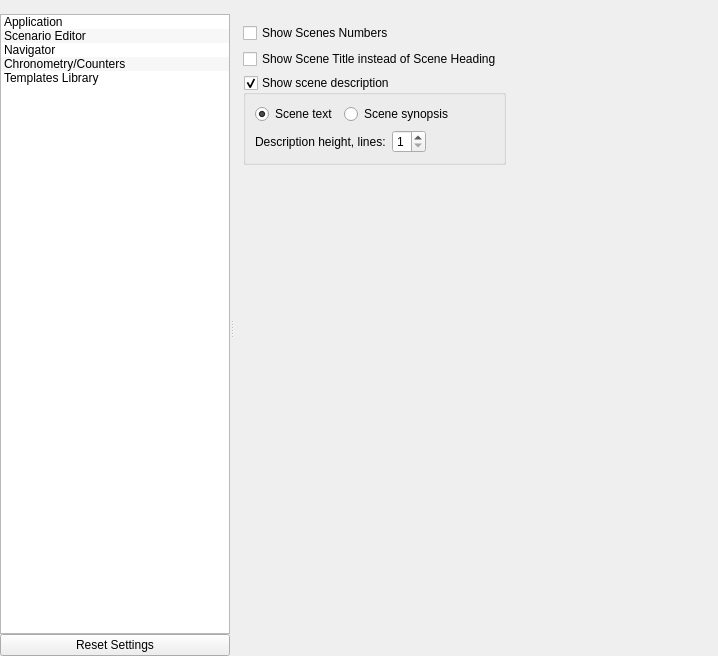
First picture: the form in src/bin/scenarist-desktop/UserInterfaceLayer/Settings/SettingsView.ui, repository dimkanovikov/KITScenarist, before the edit.
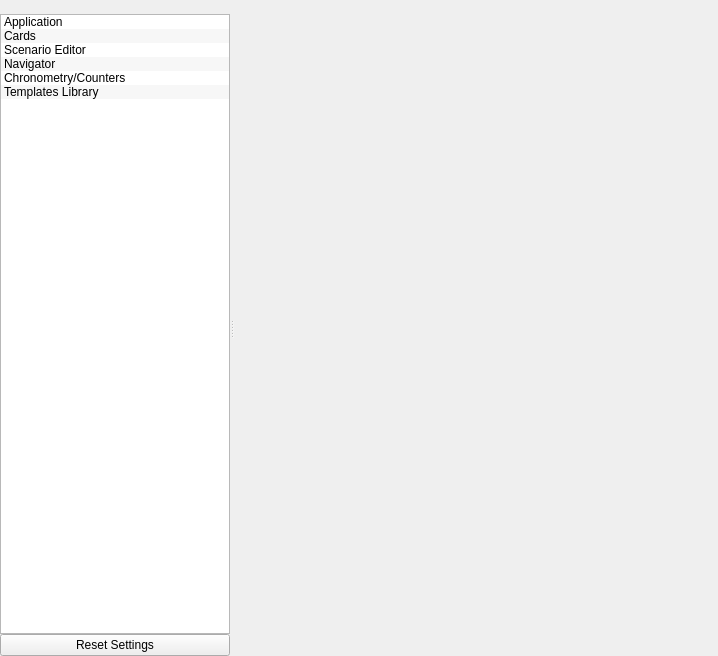
Second picture: the form after the edit. Icons and pictures are not drawn. Custom widgets are drawn as their Qt base class.

```diff
--- a/src/bin/scenarist-desktop/UserInterfaceLayer/Settings/SettingsView.ui
+++ b/src/bin/scenarist-desktop/UserInterfaceLayer/Settings/SettingsView.ui
@@ -81,6 +81,15 @@
             <normaloff>:/Graphics/Icons/settings_application.png</normaloff>:/Graphics/Icons/settings_application.png</iconset>
           </property>
          </item>
+         <item>
+          <property name="text">
+           <string>Cards</string>
+          </property>
+          <property name="icon">
+           <iconset resource="../../../scenarist-core/Resources/Resources.qrc">
+            <normaloff>:/Graphics/Icons/settings-cards.png</normaloff>:/Graphics/Icons/settings-cards.png</iconset>
+          </property>
+         </item>
          <item>
           <property name="text">
            <string>Scenario Editor</string>
@@ -136,7 +145,7 @@
        <item>
         <widget class="QStackedWidget" name="categoriesWidgets">
          <property name="currentIndex">
-          <number>2</number>
+          <number>1</number>
          </property>
          <widget class="QWidget" name="applicationPage">
           <layout class="QGridLayout" name="applicationPageLayout">
@@ -419,6 +428,7 @@
            </item>
           </layout>
          </widget>
+         <widget class="QWidget" name="cardsPage"/>
          <widget class="QWidget" name="scenarioEditPage">
           <layout class="QGridLayout" name="scenarioEditPageLayout">
            <property name="leftMargin">
```
